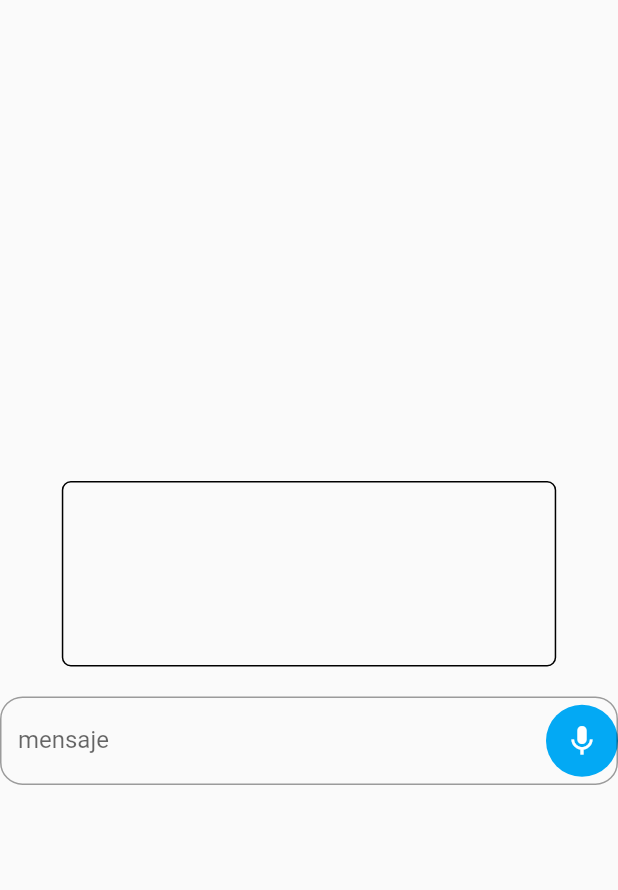
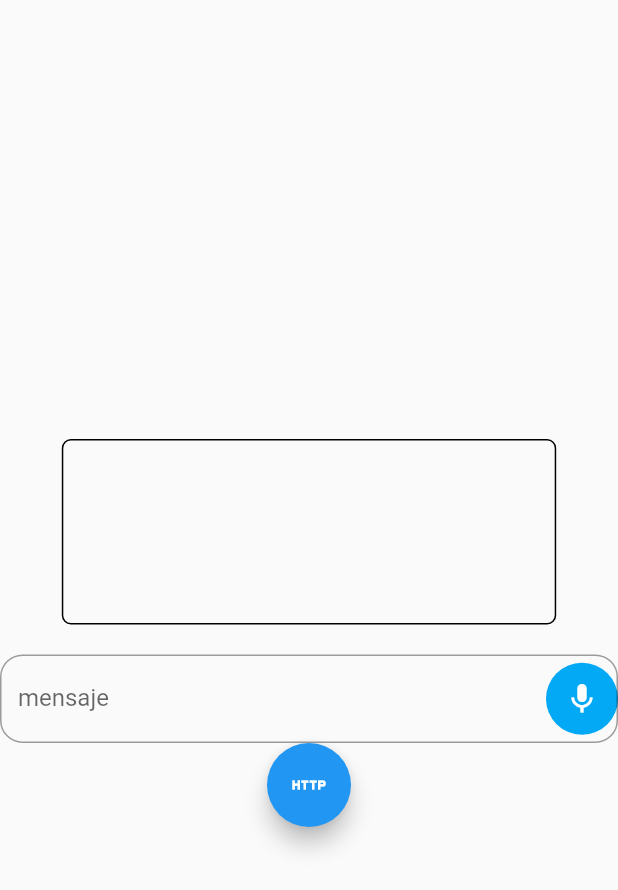
Before and after one commit to elroir/speech-to-text-topicos, a Flutter app: the screen it shows after launch, on a phone screen of 412 x 824 dp. Shown: the top 890 px of the screen. Run offline on Flutter 3.47's test engine with Material 2 defaults, Android fonts, the phone set to English and light mode, and no system bars; missing offline and left inert: speech_recognition.

```diff
--- /dev/null
+++ b/lib/models/document_model.dart
@@ -0,0 +1,25 @@
+import 'dart:convert';
+
+DocumentModel documentModelFromJson(String str) => DocumentModel.fromJson(json.decode(str));
+
+String documentModelToJson(DocumentModel data) => json.encode(data.toJson());
+
+class DocumentModel {
+  String type;
+  String content;
+
+  DocumentModel({
+    this.type = 'PLAIN_TEXT',
+    this.content = 'Joanne Rowling, who writes under the pen names J. K. Rowling and Robert Galbraith, is a British novelist and screenwriter who wrote the Harry Potter fantasy series.',
+  });
+
+  factory DocumentModel.fromJson(Map<String, dynamic> json) => DocumentModel(
+    type: json["type"],
+    content: json["content"],
+  );
+
+  Map<String, dynamic> toJson() => {
+    "type": type,
+    "content": content,
+  };
+}
--- a/lib/pages/home_page.dart
+++ b/lib/pages/home_page.dart
@@ -1,6 +1,9 @@
 import 'package:flutter/material.dart';
 import 'package:speech_recognition/speech_recognition.dart';
+import 'package:speechtotext/models/document_model.dart';
+import 'package:speechtotext/providers/natural_language_provider.dart';
 import 'package:speechtotext/utils/widget_utils.dart';
+
 
 class HomePage extends StatefulWidget {
   @override
@@ -14,6 +17,8 @@ class _HomePageState extends State<HomePage> {
   final _speechController = TextEditingController();
   final formKey = GlobalKey<FormState>();
   String resultText = "";
+  DocumentModel documentModel = new DocumentModel();
+  final naturalLanguage = new NaturalLanguageProvider();
 
   @override
   void initState() {
@@ -66,7 +71,11 @@ class _HomePageState extends State<HomePage> {
               ),
             ),
             SizedBox(height: 20.0,width: 20.0,),
-            crearInputMessage("mensaje","mensaje",_speechController,_speaking)
+            crearInputMessage("mensaje","mensaje",_speechController,_speaking),
+            FloatingActionButton(
+              child: Icon(Icons.http),
+              onPressed:() => naturalLanguage.cargarDatos(documentModel),
+            )
 
           ],
         ),
@@ -74,7 +83,15 @@ class _HomePageState extends State<HomePage> {
 
     );
   }
+
+// _getDatos() async {
+//    setState(() {
+//      resultText = naturalLanguage.cargarDatos(naturalLanguageModel);
+//    });
+//  }
+
   _speaking(){
+
   if(_isAvailable && !_isListening)
       _speechRecognition.listen(locale: "es_ES").then(
      (result) => print('$result')
@@ -85,6 +102,7 @@ class _HomePageState extends State<HomePage> {
       );
   setState(() {
     resultText = _speechController.text;
+
   });
 
 }
--- /dev/null
+++ b/lib/providers/natural_language_provider.dart
@@ -0,0 +1,34 @@
+
+import 'package:http/http.dart' as http;
+import 'package:speechtotext/models/document_model.dart';
+
+import 'dart:convert';
+
+
+class NaturalLanguageProvider {
+
+
+  final String _url = 'https://language.googleapis.com/v1/documents:analyzeEntities';
+  final String _apikey= 'AIzaSyBj1Zm3YIRBUOCYAWWJPevwaNvy00KEi_w';
+
+
+  Future<String> cargarDatos( DocumentModel nlp ) async{
+
+    final url = '$_url?key=$_apikey';
+
+    final resp = await http.post(url,body: jsonEncode({
+      "document":{
+        "type":"${nlp.type}",
+        "content":"${nlp.content}"
+      },
+      "encodingType":"UTF8"
+    }));
+
+    final decodedData = json.decode(resp.body);
+
+    return decodedData;
+
+  }
+
+
+}
```
Also changed, not shown: pubspec.yaml (+5 -2 lines), pubspec.lock.
